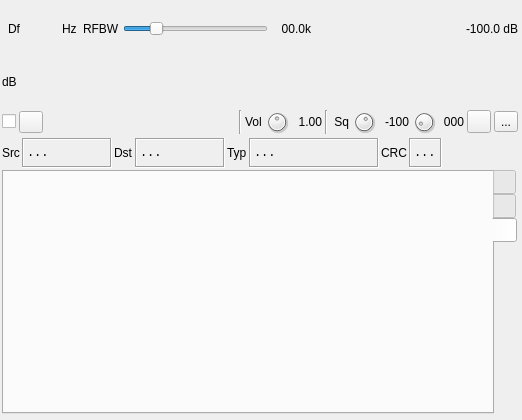
Qt form plugins/channelrx/demodm17/m17demodgui.ui (f4exb/sdrangel) before a commit.
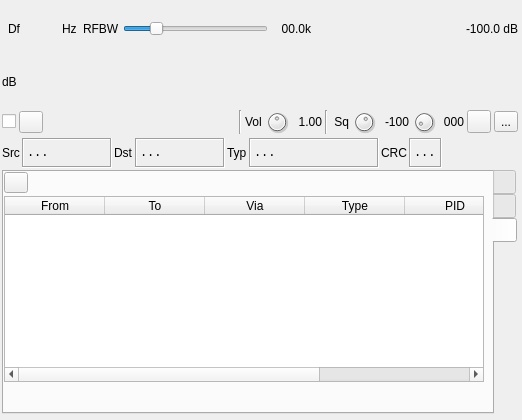
The same form after that commit. The open tabs and pages were chosen to show the change. Icons and pictures are not drawn. Custom widgets are drawn as their Qt base class.

```diff
--- a/plugins/channelrx/demodm17/m17demodgui.ui
+++ b/plugins/channelrx/demodm17/m17demodgui.ui
@@ -1549,6 +1549,90 @@
        <attribute name="toolTip">
         <string>APRS</string>
        </attribute>
+       <widget class="QTableWidget" name="aprsPackets">
+        <property name="geometry">
+         <rect>
+          <x>0</x>
+          <y>24</y>
+          <width>480</width>
+          <height>186</height>
+         </rect>
+        </property>
+        <property name="toolTip">
+         <string>Received packets</string>
+        </property>
+        <property name="editTriggers">
+         <set>QAbstractItemView::NoEditTriggers</set>
+        </property>
+        <column>
+         <property name="text">
+          <string>From</string>
+         </property>
+         <property name="toolTip">
+          <string>Source callsign/address</string>
+         </property>
+        </column>
+        <column>
+         <property name="text">
+          <string>To</string>
+         </property>
+         <property name="toolTip">
+          <string>Destination callsign/address</string>
+         </property>
+        </column>
+        <column>
+         <property name="text">
+          <string>Via</string>
+         </property>
+         <property name="toolTip">
+          <string>Repeater addresses</string>
+         </property>
+        </column>
+        <column>
+         <property name="text">
+          <string>Type</string>
+         </property>
+         <property name="toolTip">
+          <string>AX.25 frame type</string>
+         </property>
+        </column>
+        <column>
+         <property name="text">
+          <string>PID</string>
+         </property>
+         <property name="toolTip">
+          <string>Layer 3 protocol ID</string>
+         </property>
+        </column>
+        <column>
+         <property name="text">
+          <string>Data (ASCII)</string>
+         </property>
+         <property name="toolTip">
+          <string>Packet data as ASCII</string>
+         </property>
+        </column>
+       </widget>
+       <widget class="QPushButton" name="aprsClearTable">
+        <property name="geometry">
+         <rect>
+          <x>0</x>
+          <y>0</y>
+          <width>24</width>
+          <height>21</height>
+         </rect>
+        </property>
+        <property name="toolTip">
+         <string>Clear packets from table</string>
+        </property>
+        <property name="text">
+         <string/>
+        </property>
+        <property name="icon">
+         <iconset resource="../../../sdrgui/resources/res.qrc">
+          <normaloff>:/bin.png</normaloff>:/bin.png</iconset>
+        </property>
+       </widget>
       </widget>
      </widget>
     </item>
```
Left out of the diff: 2 changed lines with no effect on the pictures.
